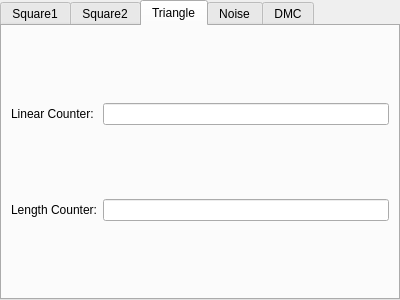
The window that debugger/apuinformationdialog.ui (christopherpow/nesicide) describes before a commit, drawn with Qt 5.
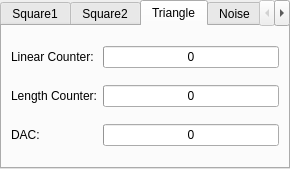
The same window after the commit. The open tabs and pages were chosen to show the change.

```diff
--- a/debugger/apuinformationdialog.ui
+++ b/debugger/apuinformationdialog.ui
@@ -6,10 +6,16 @@
    <rect>
     <x>0</x>
     <y>0</y>
-    <width>400</width>
-    <height>300</height>
+    <width>290</width>
+    <height>169</height>
    </rect>
   </property>
+  <property name="minimumSize">
+   <size>
+    <width>290</width>
+    <height>0</height>
+   </size>
+  </property>
   <property name="windowTitle">
    <string>Dialog</string>
   </property>
@@ -63,7 +69,7 @@
       <attribute name="title">
        <string>Triangle</string>
       </attribute>
-      <layout class="QGridLayout" name="gridLayout_5">
+      <layout class="QGridLayout" name="gridLayout_6">
        <item row="0" column="0">
         <widget class="QLabel" name="label_5">
          <property name="text">
@@ -72,7 +78,23 @@
         </widget>
        </item>
        <item row="0" column="1">
-        <widget class="QLineEdit" name="linearCounter3"/>
+        <widget class="QProgressBar" name="linearCounter3">
+         <property name="maximum">
+          <number>127</number>
+         </property>
+         <property name="value">
+          <number>0</number>
+         </property>
+         <property name="textVisible">
+          <bool>true</bool>
+         </property>
+         <property name="invertedAppearance">
+          <bool>false</bool>
+         </property>
+         <property name="format">
+          <string>%v</string>
+         </property>
+        </widget>
        </item>
        <item row="1" column="0">
         <widget class="QLabel" name="label_4">
@@ -82,7 +104,49 @@
         </widget>
        </item>
        <item row="1" column="1">
-        <widget class="QLineEdit" name="lengthCounter3"/>
+        <widget class="QProgressBar" name="lengthCounter3">
+         <property name="maximum">
+          <number>255</number>
+         </property>
+         <property name="value">
+          <number>0</number>
+         </property>
+         <property name="textVisible">
+          <bool>true</bool>
+         </property>
+         <property name="invertedAppearance">
+          <bool>false</bool>
+         </property>
+         <property name="format">
+          <string>%v</string>
+         </property>
+        </widget>
+       </item>
+       <item row="2" column="0">
+        <widget class="QLabel" name="label_8">
+         <property name="text">
+          <string>DAC:</string>
+         </property>
+        </widget>
+       </item>
+       <item row="2" column="1">
+        <widget class="QProgressBar" name="dac3">
+         <property name="maximum">
+          <number>15</number>
+         </property>
+         <property name="value">
+          <number>0</number>
+         </property>
+         <property name="textVisible">
+          <bool>true</bool>
+         </property>
+         <property name="invertedAppearance">
+          <bool>false</bool>
+         </property>
+         <property name="format">
+          <string>%v</string>
+         </property>
+        </widget>
        </item>
       </layout>
      </widget>
@@ -107,6 +171,54 @@
       <attribute name="title">
        <string>DMC</string>
       </attribute>
+      <layout class="QGridLayout" name="gridLayout_5">
+       <item row="0" column="0" colspan="2">
+        <widget class="QLabel" name="label_11">
+         <property name="text">
+          <string>Length Counter:</string>
+         </property>
+        </widget>
+       </item>
+       <item row="0" column="2">
+        <widget class="QProgressBar" name="lengthCounter5">
+         <property name="maximum">
+          <number>255</number>
+         </property>
+         <property name="value">
+          <number>0</number>
+         </property>
+         <property name="format">
+          <string>%v</string>
+         </property>
+        </widget>
+       </item>
+       <item row="1" column="0">
+        <widget class="QLabel" name="label_10">
+         <property name="text">
+          <string>DAC:</string>
+         </property>
+        </widget>
+       </item>
+       <item row="1" column="2">
+        <widget class="QProgressBar" name="dac5">
+         <property name="maximum">
+          <number>15</number>
+         </property>
+         <property name="value">
+          <number>0</number>
+         </property>
+         <property name="textVisible">
+          <bool>true</bool>
+         </property>
+         <property name="invertedAppearance">
+          <bool>false</bool>
+         </property>
+         <property name="format">
+          <string>%v</string>
+         </property>
+        </widget>
+       </item>
+      </layout>
      </widget>
     </widget>
    </item>
```
Left out of the diff: 126 changed lines with no effect on the pictures.
